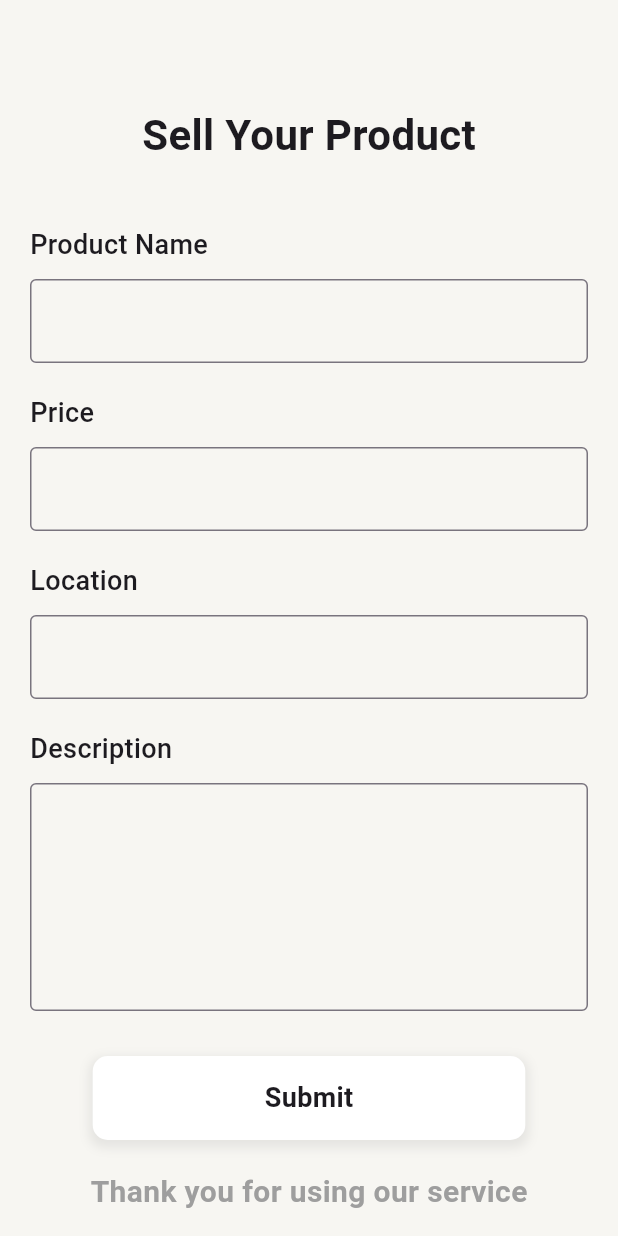
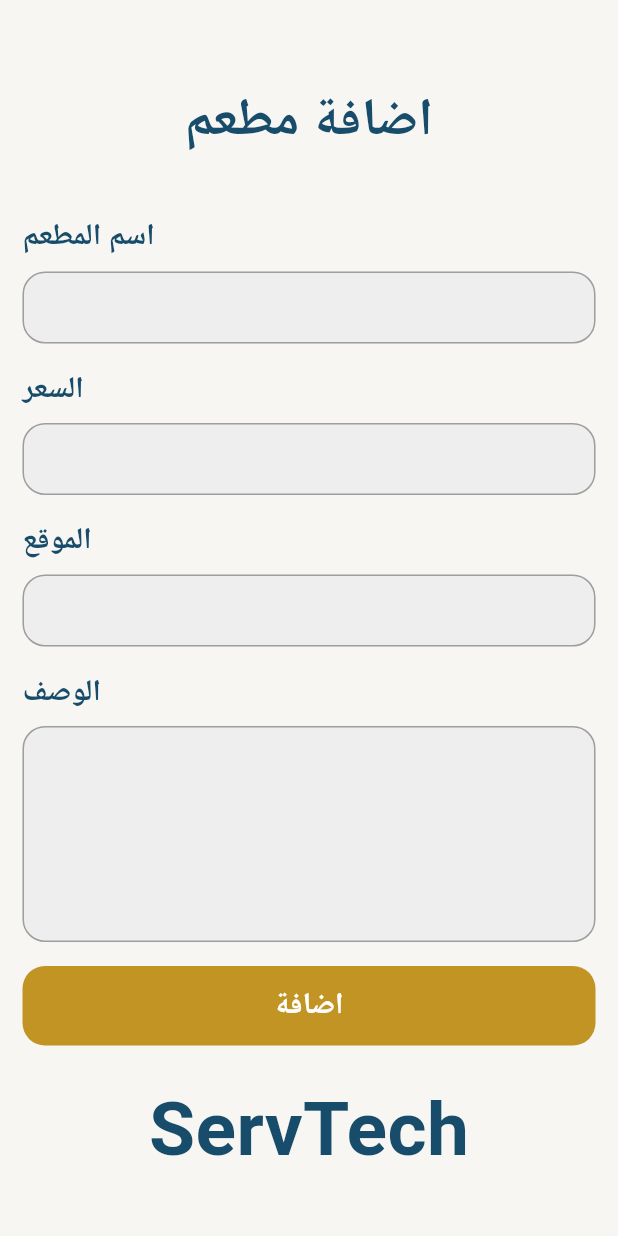
Before and after one commit to samahelmy/project1, a Flutter app: the SellRes screen opened directly, on a phone screen of 412 x 824 dp. Run offline on Flutter 3.47's test engine with Material 3 defaults, Android fonts, the phone set to English and light mode, and no system bars.

Commit message:
sellresdone

```diff
--- a/project1/project1/lib/login.dart
+++ b/project1/project1/lib/login.dart
@@ -53,7 +53,7 @@ class _LoginPageState extends State<LoginPage> {
                         ),
                         focusedBorder: OutlineInputBorder(
                           borderRadius: BorderRadius.circular(15),
-                          borderSide: const BorderSide(color: Colors.blue, width: 2),
+                          borderSide: const BorderSide(color: Colors.grey, width: 1),
                         ),
                       ),
                       validator: (value) {
@@ -80,7 +80,7 @@ class _LoginPageState extends State<LoginPage> {
                         ),
                         focusedBorder: OutlineInputBorder(
                           borderRadius: BorderRadius.circular(15),
-                          borderSide: const BorderSide(color: Colors.blue, width: 2),
+                          borderSide: const BorderSide(color: Colors.grey, width: 1),
                         ),
                       ),
                       obscureText: true,
--- a/project1/project1/lib/sellres.dart
+++ b/project1/project1/lib/sellres.dart
@@ -7,94 +7,64 @@ class SellRes extends StatelessWidget {
   Widget build(BuildContext context) {
     return Scaffold(
       backgroundColor: const Color(0xFFF7F6F2),
-      body: SingleChildScrollView(
-        child: Padding(
-          padding: const EdgeInsets.all(20.0),
+      body: Padding(
+        padding: const EdgeInsets.all(15.0),
         child: Column(
           crossAxisAlignment: CrossAxisAlignment.start,
           children: [
-              const SizedBox(height: 50),
+            const SizedBox(height: 40),
+            // Title
             const Center(
               child: Text(
-                  'Sell Your Product',
+                'اضافة مطعم',
                 style: TextStyle(
-                    fontSize: 28,
+                  fontSize: 35,
                   fontWeight: FontWeight.bold,
+                  color: Color(0xff184c6b),
                 ),
               ),
             ),
-              const SizedBox(height: 40),
-              const Text(
-                'Product Name',
-                style: TextStyle(fontSize: 18, fontWeight: FontWeight.w500),
-              ),
-              const SizedBox(height: 10),
-              TextFormField(
-                decoration: const InputDecoration(
-                  border: OutlineInputBorder(),
+            const SizedBox(height: 20),
+            // Form fields wrapped in Expanded
+            Expanded(
+              child: Column(
+                mainAxisAlignment: MainAxisAlignment.spaceEvenly,
+                crossAxisAlignment: CrossAxisAlignment.start,
+                children: [
+                  // Restaurant name field
+                  buildFormField('اسم المطعم'),
+                  // Price field
+                  buildFormField('السعر'),
+                  // Location field
+                  buildFormField('الموقع'),
+                  // Description field (larger)
+                  buildFormField('الوصف', maxLines: 5),
+                ],
               ),
             ),
-              const SizedBox(height: 20),
-              const Text(
-                'Price',
-                style: TextStyle(fontSize: 18, fontWeight: FontWeight.w500),
-              ),
-              const SizedBox(height: 10),
-              TextFormField(
-                decoration: const InputDecoration(
-                  border: OutlineInputBorder(),
-                ),
-              ),
-              const SizedBox(height: 20),
-              const Text(
-                'Location',
-                style: TextStyle(fontSize: 18, fontWeight: FontWeight.w500),
-              ),
-              const SizedBox(height: 10),
-              TextFormField(
-                decoration: const InputDecoration(
-                  border: OutlineInputBorder(),
-                ),
-              ),
-              const SizedBox(height: 20),
-              const Text(
-                'Description',
-                style: TextStyle(fontSize: 18, fontWeight: FontWeight.w500),
-              ),
-              const SizedBox(height: 10),
-              TextFormField(
-                maxLines: 5,
-                decoration: const InputDecoration(
-                  border: OutlineInputBorder(),
-                ),
-              ),
-              const SizedBox(height: 30),
+            // Bottom section
+            Column(
+              children: [
+                // Add button
                 Center(
                   child: InkWell(
                     onTap: () {
                       // Add your click handling here
                     },
                     child: Container(
-                    width: MediaQuery.of(context).size.width * 0.7,
-                    padding: const EdgeInsets.symmetric(vertical: 15),
+                      width: double.infinity, // Changed to take full width
+                      padding: const EdgeInsets.symmetric(vertical: 12), // Reduced from 15
                       decoration: BoxDecoration(
-                      color: Colors.white,
-                      borderRadius: BorderRadius.circular(10),
-                      boxShadow: [
-                        BoxShadow(
-                          color: Colors.grey.withOpacity(0.2),
-                          spreadRadius: 2,
-                          blurRadius: 5,
-                          offset: const Offset(0, 3),
-                        ),
-                      ],
+                        color: const Color(0xffc29424),
+                        borderRadius: BorderRadius.circular(15),
                       ),
                       child: const Center(
                         child: Text(
-                        'Submit',
+                          'اضافة',
                           style: TextStyle(
-                          fontSize: 18,
+                            fontSize: 20, // Reduced from 25
                             fontWeight: FontWeight.bold,
+                            color: Colors.white,
                           ),
                         ),
                       ),
@@ -102,21 +72,59 @@ class SellRes extends StatelessWidget {
                   ),
                 ),
                 const SizedBox(height: 20),
-              const Center(
-                child: Text(
-                  'Thank you for using our service',
+                // ServTech text
+                const Text(
+                  'ServTech',
                   style: TextStyle(
-                    fontSize: 20,
+                    fontSize: 50, // Reduced from 50
                     fontWeight: FontWeight.bold,
-                    color: Colors.grey,
-                  ),
+                    color: Color(0xff184c6b),
                   ),
                 ),
                 const SizedBox(height: 20),
               ],
             ),
+          ],
         ),
       ),
     );
   }
+
+  Widget buildFormField(String label, {int maxLines = 1}) {
+    return Column(
+      crossAxisAlignment: CrossAxisAlignment.start,
+      children: [
+        Text(
+          label,
+          style: const TextStyle(
+            fontSize: 20,
+            fontWeight: FontWeight.bold,
+            color: Color(0xff184c6b),
+          ),
+        ),
+        const SizedBox(height: 8),
+        TextFormField(
+          style: const TextStyle(color: Colors.black), // Changed to black text
+          maxLines: maxLines,
+          decoration: InputDecoration(
+            filled: true,
+            fillColor: Colors.grey[200], // Changed to match login page
+            border: OutlineInputBorder(
+              borderRadius: BorderRadius.circular(15),
+              borderSide: const BorderSide(color: Colors.grey, width: 1),
+            ),
+            enabledBorder: OutlineInputBorder(
+              borderRadius: BorderRadius.circular(15),
+              borderSide: const BorderSide(color: Colors.grey, width: 1),
+            ),
+            focusedBorder: OutlineInputBorder(
+              borderRadius: BorderRadius.circular(15),
+              borderSide: const BorderSide(color: Colors.grey, width: 1),
+            ),
+            contentPadding: const EdgeInsets.symmetric(horizontal: 15, vertical: 12),
+          ),
+        ),
+      ],
+    );
   }
+}
--- a/project1/project1/lib/signup.dart
+++ b/project1/project1/lib/signup.dart
@@ -55,7 +55,7 @@ class _SignupPageState extends State<SignupPage> {
                         ),
                         focusedBorder: OutlineInputBorder(
                           borderRadius: BorderRadius.circular(15),
-                          borderSide: const BorderSide(color: Colors.blue, width: 2),
+                          borderSide: const BorderSide(color: Colors.grey, width: 1),
                         ),
                       ),
                       validator: (value) {
@@ -83,7 +83,7 @@ class _SignupPageState extends State<SignupPage> {
                         ),
                         focusedBorder: OutlineInputBorder(
                           borderRadius: BorderRadius.circular(15),
-                          borderSide: const BorderSide(color: Colors.blue, width: 2),
+                          borderSide: const BorderSide(color: Colors.grey, width: 1),
                         ),
                       ),
                       validator: (value) {
@@ -111,7 +111,7 @@ class _SignupPageState extends State<SignupPage> {
                         ),
                         focusedBorder: OutlineInputBorder(
                           borderRadius: BorderRadius.circular(15),
-                          borderSide: const BorderSide(color: Colors.blue, width: 2),
+                          borderSide: const BorderSide(color: Colors.grey, width: 1),
                         ),
                       ),
                       obscureText: true,
@@ -140,7 +140,7 @@ class _SignupPageState extends State<SignupPage> {
                         ),
                         focusedBorder: OutlineInputBorder(
                           borderRadius: BorderRadius.circular(15),
-                          borderSide: const BorderSide(color: Colors.blue, width: 2),
+                          borderSide: const BorderSide(color: Colors.grey, width: 1),
                         ),
                       ),
                       obscureText: true,
```
Lines whose indentation alone changed are shown as unchanged.
